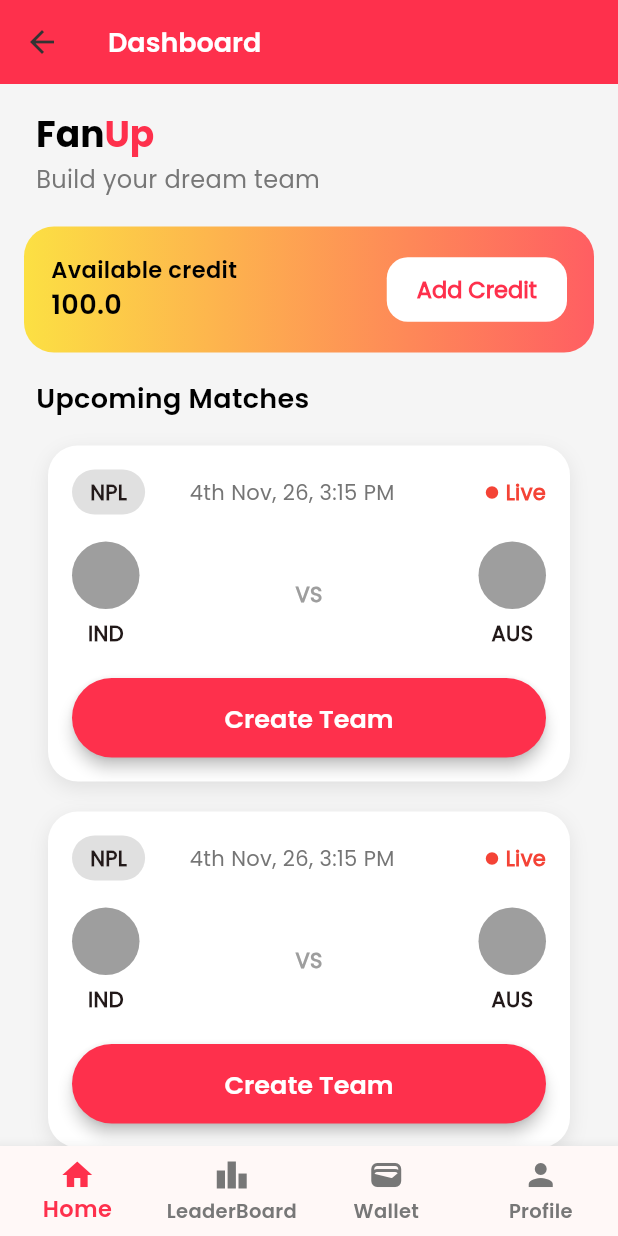
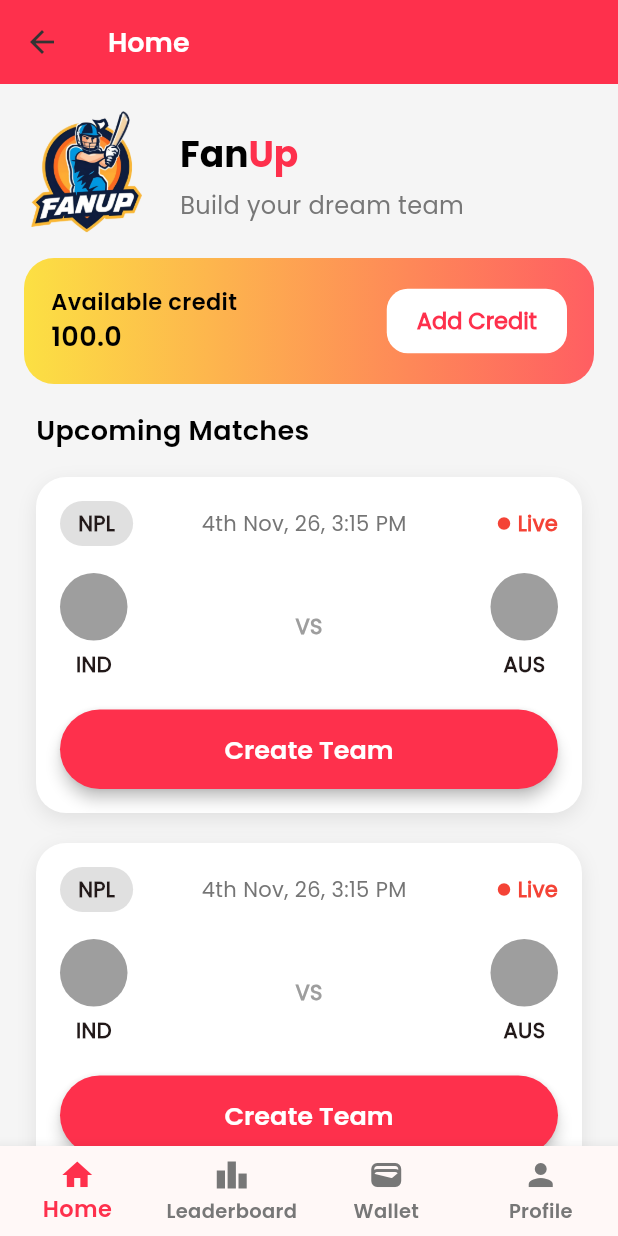
Before and after one commit to Roshan10k/fanup, a Flutter app: the LoginScreen screen opened directly, after a tap on "Login", on a phone screen of 412 x 824 dp. Run offline on Flutter 3.47's test engine with Material 3 defaults, Android fonts, the phone set to English and light mode, and no system bars; our stand-ins replace font_awesome_flutter.

Commit message:
created bottom navigation screens and completed home screen

```diff
--- /dev/null
+++ b/lib/screens/bottom_navigation_screen.dart
@@ -0,0 +1,55 @@
+import 'package:flutter/material.dart';
+import 'package:fanup/themes/theme.dart';
+
+// Screens
+import 'package:fanup/screens/bottom_navigation_screens/home_screen.dart';
+import 'package:fanup/screens/bottom_navigation_screens/leaderboard_screen.dart';
+import 'package:fanup/screens/bottom_navigation_screens/wallet_screen.dart';
+import 'package:fanup/screens/bottom_navigation_screens/profile_screen.dart';
+
+class BottomNavigationScreen extends StatefulWidget {
+  const BottomNavigationScreen({super.key});
+
+  @override
+  State<BottomNavigationScreen> createState() => _BottomNavigationScreenState();
+}
+
+class _BottomNavigationScreenState extends State<BottomNavigationScreen> {
+  int _selectedIndex = 0;
+
+  final List<Widget> _screens = const [
+    HomeScreen(),
+    LeaderboardScreen(),
+    WalletScreen(),
+    ProfileScreen(),
+  ];
+
+  @override
+  Widget build(BuildContext context) {
+    return Scaffold(
+      body: _screens[_selectedIndex],
+
+      bottomNavigationBar: BottomNavigationBar(
+        type: BottomNavigationBarType.fixed,
+        currentIndex: _selectedIndex,
+        selectedItemColor: AppColors.primary,
+        unselectedItemColor: AppColors.textSecondary,
+        selectedLabelStyle: AppTextStyles.poppinsSemiBold15,
+        unselectedLabelStyle: AppTextStyles.poppinsSemiBold13,
+
+        items: const [
+          BottomNavigationBarItem(icon: Icon(Icons.home), label: 'Home'),
+          BottomNavigationBarItem(icon: Icon(Icons.leaderboard), label: 'Leaderboard'),
+          BottomNavigationBarItem(icon: Icon(Icons.wallet), label: 'Wallet'),
+          BottomNavigationBarItem(icon: Icon(Icons.person), label: 'Profile'),
+        ],
+
+        onTap: (index) {
+          setState(() {
+            _selectedIndex = index;
+          });
+        },
+      ),
+    );
+  }
+}
--- a/lib/screens/dashboard_screen.dart
+++ b/lib/screens/bottom_navigation_screens/home_screen.dart
@@ -1,45 +1,45 @@
+import 'package:flutter/material.dart';
 import 'package:fanup/themes/theme.dart';
-import 'package:flutter/material.dart';
 import 'package:fanup/widgets/balance_card_widget.dart';
 import 'package:fanup/widgets/match_card_widget.dart';
 
-class DashboardScreen extends StatelessWidget {
-  const DashboardScreen({super.key});
+class HomeScreen extends StatelessWidget {
+  const HomeScreen({super.key});
 
   @override
   Widget build(BuildContext context) {
     return Scaffold(
       appBar: AppBar(
-        title: const Text('Dashboard'),
+        title: const Text('Home'),
         backgroundColor: AppColors.primary,
         elevation: 0,
       ),
 
-      bottomNavigationBar: BottomNavigationBar(
-        type: BottomNavigationBarType.fixed,
-        items: const [
-          BottomNavigationBarItem(icon: Icon(Icons.home), label: 'Home'),
-          BottomNavigationBarItem(
-            icon: Icon(Icons.leaderboard),
-            label: 'LeaderBoard',
-          ),
-          BottomNavigationBarItem(icon: Icon(Icons.wallet), label: 'Wallet'),
-          BottomNavigationBarItem(icon: Icon(Icons.person), label: 'Profile'),
-        ],
-        unselectedItemColor: AppColors.textSecondary,
-        selectedItemColor: AppColors.primary,
-        selectedLabelStyle: AppTextStyles.poppinsSemiBold15,
-        unselectedLabelStyle: AppTextStyles.poppinsSemiBold13,
-      ),
       body: SingleChildScrollView(
         padding: const EdgeInsets.all(16),
         child: Column(
           crossAxisAlignment: CrossAxisAlignment.start,
           children: [
-            // Header
-            Padding(
-              padding: const EdgeInsets.only(left: 8.0 ),
-              child: RichText(
+            // Logo and Title
+            Row(
+              crossAxisAlignment: CrossAxisAlignment.center,
+              children: [
+
+                Image.asset(
+                  "assets/images/logo.png",
+                  height: 90,
+                  width: 90,
+                  fit: BoxFit.contain,
+                ),
+
+                const SizedBox(width: 14),
+
+
+                Column(
+                  crossAxisAlignment: CrossAxisAlignment.start,
+                  mainAxisAlignment: MainAxisAlignment.center,
+                  children: [
+                    RichText(
                       text: TextSpan(
                         children: [
                           TextSpan(
@@ -57,23 +57,27 @@ class DashboardScreen extends StatelessWidget {
                         ],
                       ),
                     ),
-            ),
-            Padding(
-              padding: const EdgeInsets.only(left:8.0, bottom: 10.0),
-              child: Text(
+
+                    const SizedBox(height: 4),
+
+                    Text(
                       "Build your dream team",
                       style: AppTextStyles.poppinsRegular16.copyWith(
                         color: AppColors.textSecondary,
                       ),
                     ),
+                  ],
                 ),
+              ],
+            ),
+
             const SizedBox(height: 10),
 
             // Balance Card
             BalanceCardWidget(credit: 100.0, onAddCredit: () {}),
             const SizedBox(height: 10),
 
-            // Upcoming Matches
+            // Upcoming Matches Title
             Padding(
               padding: const EdgeInsets.all(8.0),
               child: Text(
@@ -106,6 +110,7 @@ class DashboardScreen extends StatelessWidget {
               teamB: "SL",
               onCreateTeam: () {},
             ),
+
             const SizedBox(height: 20),
           ],
         ),
--- a/lib/screens/login_screen.dart
+++ b/lib/screens/login_screen.dart
@@ -1,4 +1,4 @@
-import 'package:fanup/screens/dashboard_screen.dart';
+import 'package:fanup/screens/bottom_navigation_screen.dart';
 import 'package:fanup/screens/signup_screen.dart';
 import 'package:fanup/themes/theme.dart';
 import 'package:flutter/material.dart';
@@ -118,7 +118,7 @@ class _LoginScreenState extends State<LoginScreen> {
                         Navigator.push(
                           context,
                           MaterialPageRoute(
-                            builder: (context) => const DashboardScreen(),
+                            builder: (context) => const BottomNavigationScreen(),
                           ),
                         );
                       },
--- a/lib/widgets/match_card_widget.dart
+++ b/lib/widgets/match_card_widget.dart
@@ -20,7 +20,7 @@ class MatchCard extends StatelessWidget {
   @override
   Widget build(BuildContext context) {
     return Container(
-      margin: const EdgeInsets.symmetric(vertical: 10, horizontal: 16),
+      margin: const EdgeInsets.symmetric(vertical: 10, horizontal: 8),
       padding: const EdgeInsets.all(16),
       decoration: BoxDecoration(
         color: Colors.white,
```
Also changed, not shown: lib/screens/bottom_navigation_screens/leaderboard_screen.dart (added, +17 -0 lines), lib/screens/bottom_navigation_screens/profile_screen.dart (added, +17 -0 lines), lib/screens/bottom_navigation_screens/wallet_screen.dart (added, +17 -0 lines). Lines whose indentation alone changed are shown as unchanged.
